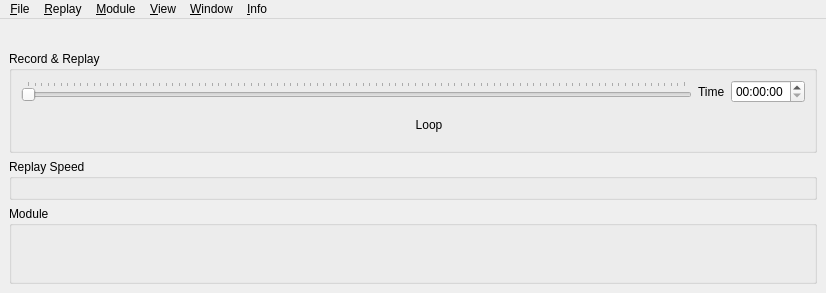
Qt form src/UserInterface/src/MainWindow.ui (till213/SkyDolly) before a commit.
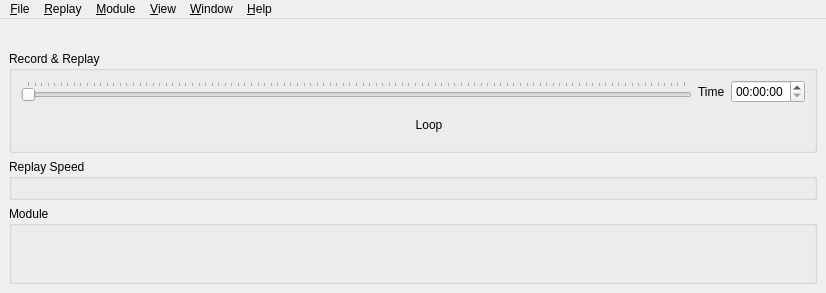
The same form after that commit. Icons and pictures are not drawn. Custom widgets are drawn as their Qt base class.

```diff
--- a/src/UserInterface/src/MainWindow.ui
+++ b/src/UserInterface/src/MainWindow.ui
@@ -408,7 +408,7 @@
      <x>0</x>
      <y>0</y>
      <width>826</width>
-     <height>22</height>
+     <height>21</height>
     </rect>
    </property>
    <widget class="QMenu" name="fileMenu">
@@ -438,14 +438,6 @@
     <addaction name="separator"/>
     <addaction name="quitAction"/>
    </widget>
-   <widget class="QMenu" name="infoMenu">
-    <property name="title">
-     <string>&amp;Info</string>
-    </property>
-    <addaction name="separator"/>
-    <addaction name="aboutAction"/>
-    <addaction name="aboutQtAction"/>
-   </widget>
    <widget class="QMenu" name="windowMenu">
     <property name="title">
      <string>&amp;Window</string>
@@ -496,12 +488,21 @@
     <addaction name="showModulesAction"/>
     <addaction name="showReplaySpeedAction"/>
    </widget>
+   <widget class="QMenu" name="helpMenu">
+    <property name="title">
+     <string>&amp;Help</string>
+    </property>
+    <addaction name="onlineManualAction"/>
+    <addaction name="separator"/>
+    <addaction name="aboutAction"/>
+    <addaction name="aboutQtAction"/>
+   </widget>
    <addaction name="fileMenu"/>
    <addaction name="replayMenu"/>
    <addaction name="moduleMenu"/>
    <addaction name="viewMenu"/>
    <addaction name="windowMenu"/>
-   <addaction name="infoMenu"/>
+   <addaction name="helpMenu"/>
   </widget>
   <action name="quitAction">
    <property name="text">
```
Left out of the diff: 5 changed lines with no effect on the pictures.
